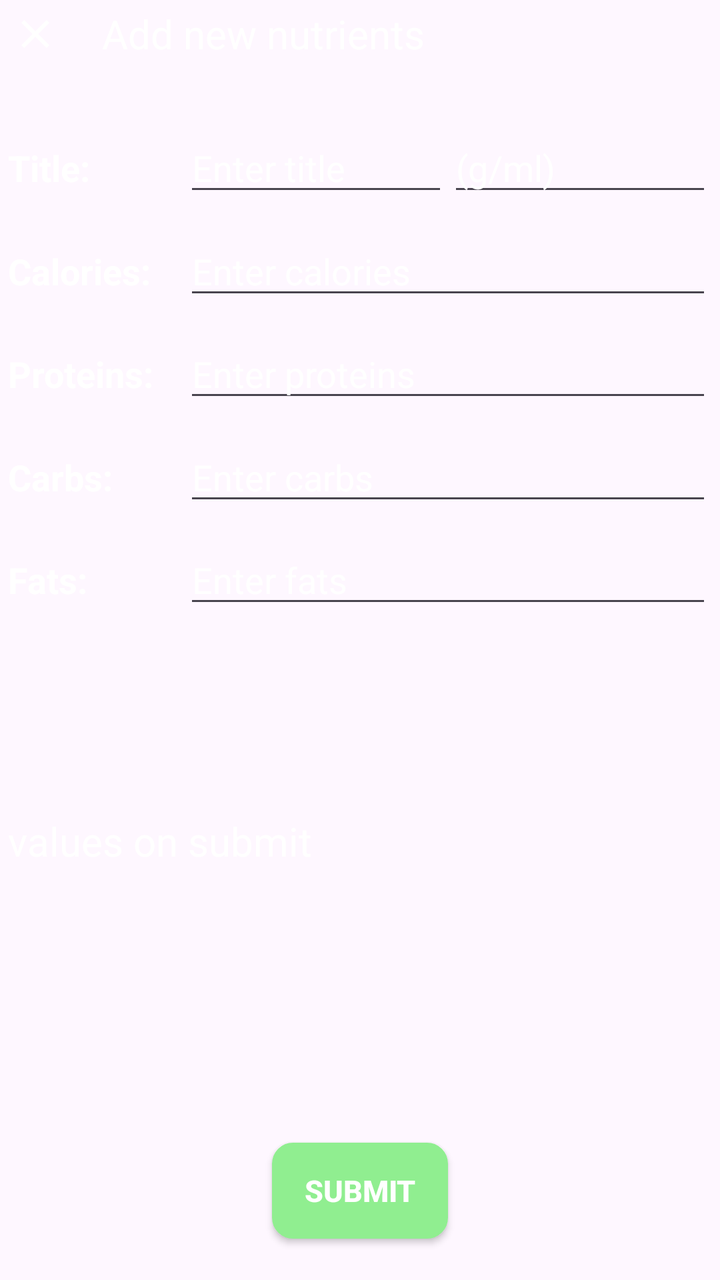
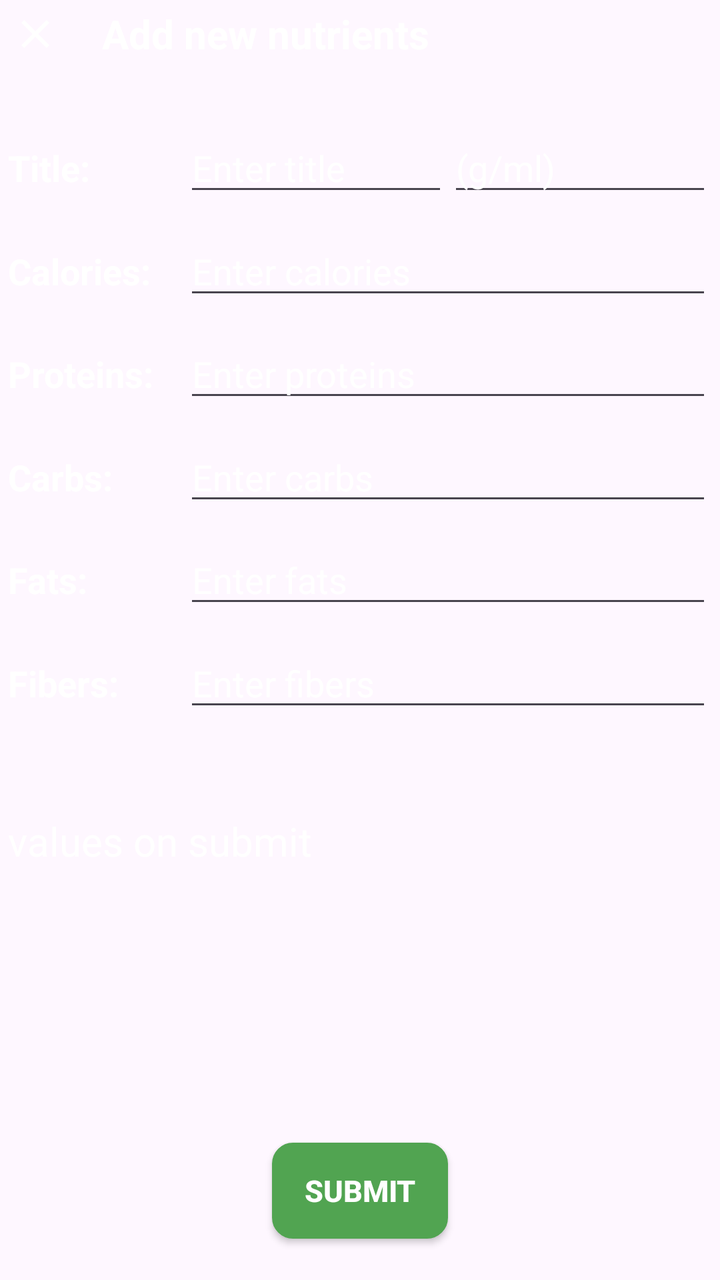

Compare the two renders of this Android layout. The source of the first and the diff that turns it into the second are given below.
<!-- AndroidManifest.xml: application theme Theme.MyApplication -->
<!-- res/layout/fragment_add_food.xml -->
<?xml version="1.0" encoding="utf-8"?>
<FrameLayout xmlns:android="http://schemas.android.com/apk/res/android"
    xmlns:tools="http://schemas.android.com/tools"
    android:layout_width="match_parent"
    android:layout_height="match_parent"
    tools:context=".fragments.FoodAddFragment"

    android:paddingHorizontal="2pt"
    >

    <LinearLayout
        android:layout_width="match_parent"
        android:layout_height="wrap_content"

        android:orientation="horizontal"
        >

    <ImageButton
        android:id="@+id/btnCloseAddFood"

        android:layout_width="wrap_content"
        android:layout_height="wrap_content"

        android:paddingHorizontal="15sp"
        android:paddingVertical="5sp"

        android:src="@drawable/close"
        android:background="@android:color/transparent"

        android:layout_weight="1"
        />

    <TextView
        android:layout_width="match_parent"
        android:layout_height="wrap_content"

        android:layout_gravity="center"

        android:layout_marginStart="20sp"

        android:text="Add new nutrients"
        android:textSize="20sp"
        android:textColor="@color/white"
        android:textStyle="normal"
        android:textAlignment="textStart"

        android:layout_weight="1"
        />

    </LinearLayout>

    <LinearLayout

        android:layout_marginTop="30pt"

        android:layout_width="match_parent"
        android:layout_height="wrap_content"

        android:orientation="horizontal"
        >

        <TextView
            android:layout_width="match_parent"
            android:layout_height="wrap_content"

            android:text="Title:"
            android:textSize="18sp"
            android:textStyle="bold"
            android:textColor="@color/white"

            android:layout_weight="1.2"
            />

        <EditText
            android:id="@+id/addTitle"

            android:layout_width="match_parent"
            android:layout_height="wrap_content"

            android:hint="Enter title"
            android:textColorHint="@color/white"
            android:textColor="@color/white"

            android:inputType="text"

            android:layout_weight="1"
            />

        <EditText
            android:id="@+id/addTitleValue"

            android:layout_width="match_parent"
            android:layout_height="wrap_content"

            android:hint="(g/ml)"
            android:textColorHint="@color/white"
            android:textColor="@color/white"

            android:inputType="number"

            android:layout_weight="1"
            />

    </LinearLayout>

    <LinearLayout

        android:layout_marginTop="55pt"

        android:layout_width="match_parent"
        android:layout_height="wrap_content"

        android:orientation="horizontal"
        >

        <TextView
            android:layout_width="match_parent"
            android:layout_height="wrap_content"

            android:text="Calories:"
            android:textSize="18sp"
            android:textStyle="bold"
            android:textColor="@color/white"

            android:layout_weight="3"
            />

        <EditText
            android:id="@+id/addCaloriesValue"

            android:layout_width="match_parent"
            android:layout_height="wrap_content"

            android:hint="Enter calories"
            android:textColorHint="@color/white"
            android:textColor="@color/white"

            android:inputType="number"

            android:layout_weight="1"
            />

    </LinearLayout>

    <LinearLayout

        android:layout_marginTop="80pt"

        android:layout_width="match_parent"
        android:layout_height="wrap_content"

        android:orientation="horizontal"
        >

        <TextView
            android:layout_width="match_parent"
            android:layout_height="wrap_content"

            android:text="Proteins:"
            android:textSize="18sp"
            android:textStyle="bold"
            android:textColor="@color/white"

            android:layout_weight="3"
            />

        <EditText
            android:id="@+id/addProteinsValue"

            android:layout_width="match_parent"
            android:layout_height="wrap_content"

            android:hint="Enter proteins"
            android:textColorHint="@color/white"
            android:textColor="@color/white"

            android:inputType="number"

            android:layout_weight="1"
            />

    </LinearLayout>

    <LinearLayout

        android:layout_marginTop="105pt"

        android:layout_width="match_parent"
        android:layout_height="wrap_content"

        android:orientation="horizontal"
        >

        <TextView
            android:layout_width="match_parent"
            android:layout_height="wrap_content"

            android:text="Carbs:"
            android:textSize="18sp"
            android:textStyle="bold"
            android:textColor="@color/white"

            android:layout_weight="3"
            />

        <EditText
            android:id="@+id/addCarbsValue"

            android:layout_width="match_parent"
            android:layout_height="wrap_content"

            android:hint="Enter carbs"
            android:textColorHint="@color/white"
            android:textColor="@color/white"

            android:inputType="number"

            android:layout_weight="1"
            />

    </LinearLayout>

    <LinearLayout

        android:layout_marginTop="130pt"

        android:layout_width="match_parent"
        android:layout_height="wrap_content"

        android:orientation="horizontal"
        >

        <TextView
            android:layout_width="match_parent"
            android:layout_height="wrap_content"

            android:text="Fats:"
            android:textSize="18sp"
            android:textStyle="bold"
            android:textColor="@color/white"

            android:layout_weight="3"
            />

        <EditText
            android:id="@+id/addFatsValue"

            android:layout_width="match_parent"
            android:layout_height="wrap_content"

            android:hint="Enter fats"
            android:textColorHint="@color/white"
            android:textColor="@color/white"

            android:inputType="number"

            android:layout_weight="1"
            />

    </LinearLayout>

    <TextView
        android:id="@+id/addValues"

        android:layout_width="match_parent"
        android:layout_height="wrap_content"

        android:text="values on submit"
        android:textColor="@color/white"
        android:textSize="20sp"

        android:layout_gravity="bottom"

        android:layout_marginBottom="100pt"
        />


    <androidx.appcompat.widget.AppCompatButton
        android:id="@+id/submit"

        android:layout_width="wrap_content"
        android:layout_height="wrap_content"

        android:layout_marginBottom="10pt"

        android:layout_gravity="bottom|center"

        android:text="SUBMIT"
        android:textStyle="bold"
        android:textColor="@color/white"
        android:textSize="15sp"

        android:background="@drawable/main_button"
        android:backgroundTint="@color/green"
        />

</FrameLayout>
<!-- resources referenced by this layout -->
<resources>
  <color name="green">#90EE90</color>
  <color name="white">#FFFFFFFF</color>
  <!-- drawable close (drawable) -->
  <vector
      xmlns:android="http://schemas.android.com/apk/res/android"
      android:height="24dp"
      android:tint="@color/white"
      android:viewportHeight="24"
      android:viewportWidth="24"
      android:width="24dp">
        
      <path
          android:fillColor="@android:color/white"
          android:pathData="M19,6.41L17.59,5 12,10.59 6.41,5 5,6.41 10.59,12 5,17.59 6.41,19 12,13.41 17.59,19 19,17.59 13.41,12z"/>
      
  </vector>
  <!-- drawable main_button (drawable) -->
  <?xml version="1.0" encoding="utf-8"?>
  <shape xmlns:android="http://schemas.android.com/apk/res/android">
      <solid android:color="@color/discord_blue"/>
      <stroke
          android:width="3px"
          android:color="@color/black"
          />
      <corners
          android:radius="10dp"
          />
  </shape>
  <style name="Theme.MyApplication" parent="android:Theme.Material.Light.NoActionBar" />
  <color name="discord_blue">#7289da</color>
  <color name="black">#FF000000</color>
</resources>

<!-- the commit's change to res/layout/fragment_add_food.xml (unified diff, before → after) -->
@@ -41,7 +41,7 @@
         android:text="Add new nutrients"
         android:textSize="20sp"
         android:textColor="@color/white"
-        android:textStyle="normal"
+        android:textStyle="bold"
         android:textAlignment="textStart"
 
         android:layout_weight="1"
@@ -249,6 +249,45 @@
             android:layout_height="wrap_content"
 
             android:hint="Enter fats"
+            android:textColorHint="@color/white"
+            android:textColor="@color/white"
+
+            android:inputType="number"
+
+            android:layout_weight="1"
+            />
+
+    </LinearLayout>
+
+    <LinearLayout
+
+        android:layout_marginTop="155pt"
+
+        android:layout_width="match_parent"
+        android:layout_height="wrap_content"
+
+        android:orientation="horizontal"
+        >
+
+        <TextView
+            android:layout_width="match_parent"
+            android:layout_height="wrap_content"
+
+            android:text="Fibers:"
+            android:textSize="18sp"
+            android:textStyle="bold"
+            android:textColor="@color/white"
+
+            android:layout_weight="3"
+            />
+
+        <EditText
+            android:id="@+id/addFiberValue"
+
+            android:layout_width="match_parent"
+            android:layout_height="wrap_content"
+
+            android:hint="Enter fibers"
             android:textColorHint="@color/white"
             android:textColor="@color/white"
 
@@ -291,7 +330,7 @@
         android:textSize="15sp"
 
         android:background="@drawable/main_button"
-        android:backgroundTint="@color/green"
+        android:backgroundTint="@color/dark_green"
         />
 
 </FrameLayout>
<!-- resource entries referenced after the edit -->
@@ -1,6 +1,6 @@
 <!-- resources referenced by this layout -->
 <resources>
-  <color name="green">#90EE90</color>
+  <color name="dark_green">#51A451</color>
   <color name="white">#FFFFFFFF</color>
   <!-- drawable close (drawable) -->
   <vector
